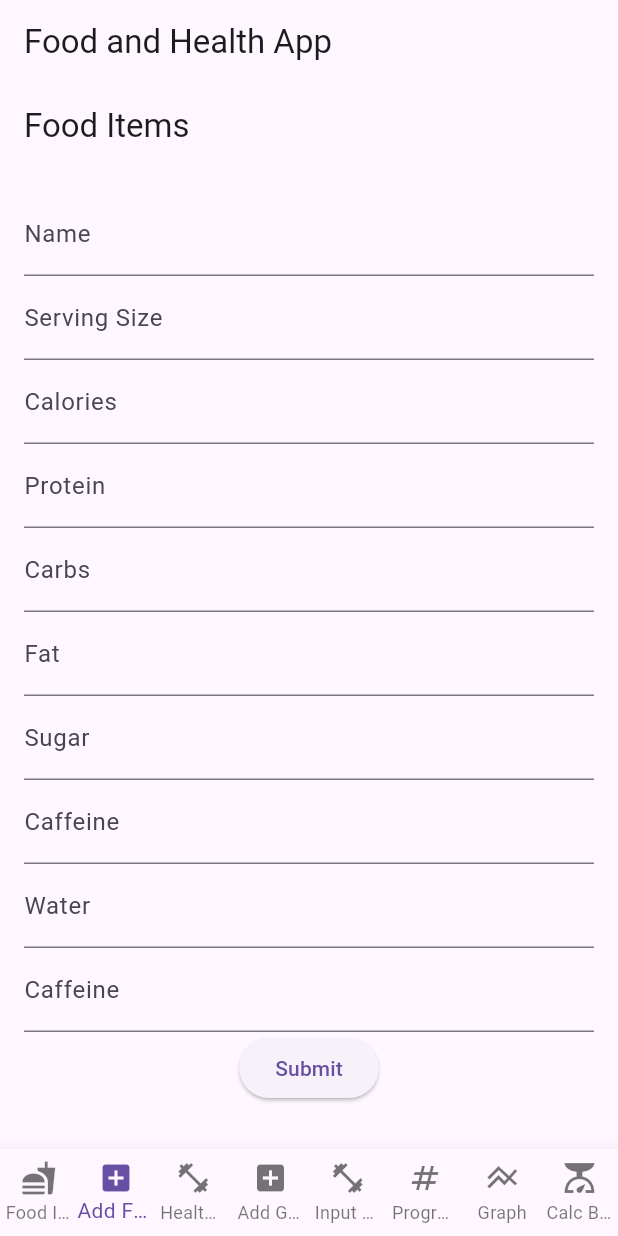
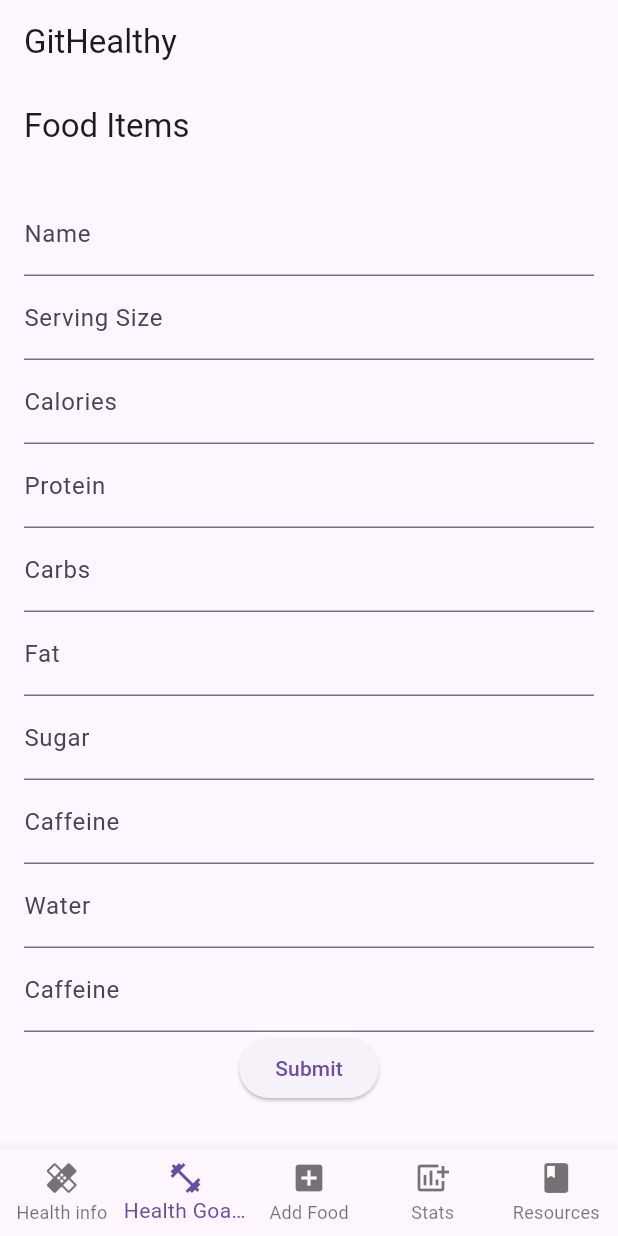
Before and after one commit to Foxtrot1207/CS3541-Group-Project, a Flutter app: the screen it shows after launch, item 2 of the bottom bar chosen, on a phone screen of 412 x 824 dp. Run offline on Flutter 3.47's test engine with Material 3 defaults, Android fonts, the phone set to English and light mode, and no system bars; our stand-ins replace firebase_core, firebase_database, fl_chart, sqflite, tuple; accounts and stored records are empty.

Commit message:
Edited navigation bar

```diff
--- a/lib/main.dart
+++ b/lib/main.dart
@@ -80,7 +80,7 @@ class _MyAppState extends State<MyApp> {
     return MaterialApp(
       home: Scaffold(
         appBar: AppBar(
-          title: const Text('Food and Health App'),
+          title: const Text('GitHealthy'),
         ),
         body: _children[_currentIndex],
         bottomNavigationBar: BottomNavigationBar(
@@ -89,12 +89,8 @@ class _MyAppState extends State<MyApp> {
           currentIndex: _currentIndex,
           items: const [
             BottomNavigationBarItem(
-              icon: Icon(Icons.fastfood),
-              label: 'Food Items',
-            ),
-            BottomNavigationBarItem(
-              icon: Icon(Icons.add_box),
-              label: 'Add Food',
+              icon: Icon(Icons.healing),
+              label: 'Health info',
             ),
             BottomNavigationBarItem(
               icon: Icon(Icons.fitness_center),
@@ -102,23 +98,15 @@ class _MyAppState extends State<MyApp> {
             ),
             BottomNavigationBarItem(
               icon: Icon(Icons.add_box),
-              label: 'Add Goal',
+              label: 'Add Food',
             ),
             BottomNavigationBarItem(
-              icon: Icon(Icons.fitness_center),
-              label: 'Input Stats',
+              icon: Icon(Icons.add_chart),
+              label: 'Stats',
             ),
             BottomNavigationBarItem(
-              icon: Icon(Icons.numbers),
-              label: 'Progress',
-            ),
-            BottomNavigationBarItem(
-              icon: Icon(Icons.line_axis),
-              label: 'Graph'
-            ),
-            BottomNavigationBarItem(
-              icon: Icon(Icons.scale),
-              label: 'Calc BMI',
+              icon: Icon(Icons.book),
+              label: 'Resources',
             ),
           ],
         ),
```
Also changed, not shown: 4 other files.
